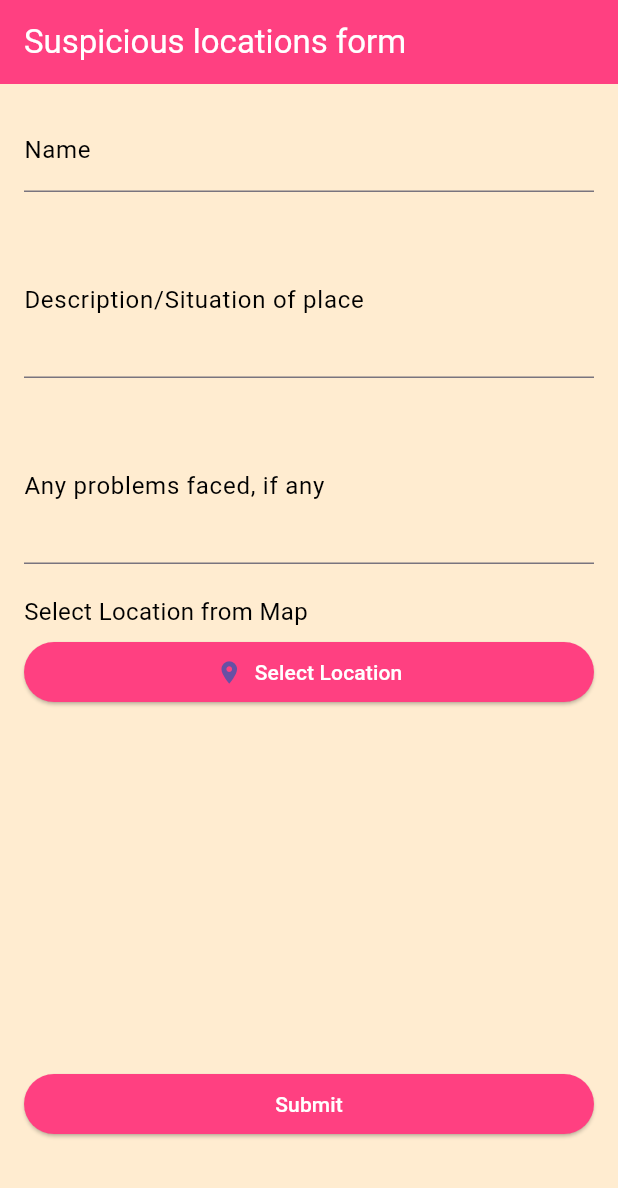
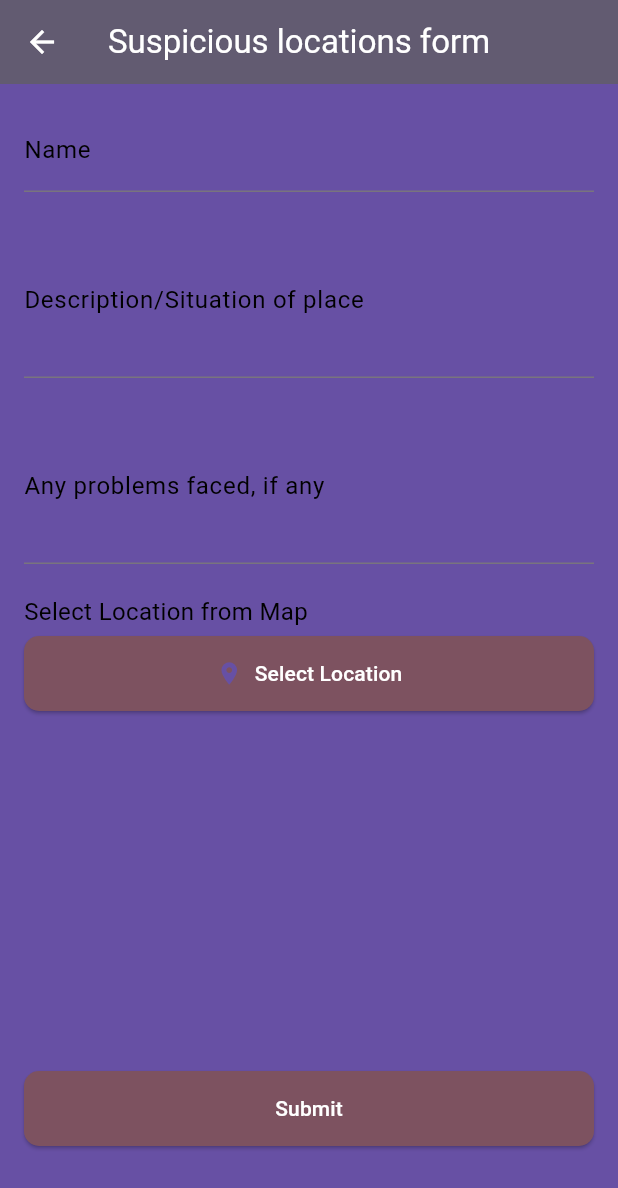
Before and after one commit to thisispriyanshu/saheli, a Flutter app: the SafeRoutesForm screen opened directly, on a phone screen of 412 x 824 dp. Shown: the top 1188 px of the screen. Run offline on Flutter 3.47's test engine with Material 3 defaults, Android fonts, the phone set to English and light mode, and no system bars; our stand-ins replace audioplayers, bloc, cached_network_image, carousel_slider, chat_bubbles, cloud_firestore and 28 more; missing offline and left inert: background_sms, cupertino_onboarding, flutter_phone_direct_caller, flutter_polyline_points, flutter_ringtone_player, flutter_sound and 4 more; accounts and stored records are empty; project files that could hold a hidden picture were left out.

Commit message:
updated submit form

```diff
--- a/frontend/saheli_app/lib/widgets/SOSStorage/SubmitForm.dart
+++ b/frontend/saheli_app/lib/widgets/SOSStorage/SubmitForm.dart
@@ -10,14 +10,16 @@
   @override
   Widget build(BuildContext context) {
     return Scaffold(
-      backgroundColor: Color.fromARGB(255, 255, 236, 208),
+      backgroundColor: Theme.of(context).colorScheme.primary,
       appBar: AppBar(
-        backgroundColor: Colors.pinkAccent,
-        title: Text('Suspicious locations form', style: TextStyle(color: Colors.white),),
-        automaticallyImplyLeading: false,
+        iconTheme: const IconThemeData(
+          color: Colors.white
+        ),
+        backgroundColor: Theme.of(context).colorScheme.secondary,
+        title: const Text('Suspicious locations form', style: TextStyle(color: Colors.white),),
       ),
       body: SingleChildScrollView(
-        padding: EdgeInsets.all(16.0),
+        padding: const EdgeInsets.all(16.0),
         child: Column(
           crossAxisAlignment: CrossAxisAlignment.stretch,
           children: [
@@ -25,31 +27,31 @@
 
               controller: _nameController,
 
-              decoration: InputDecoration(labelText: 'Name',labelStyle: TextStyle(color: Colors.black),focusedBorder: OutlineInputBorder(
+              decoration: const InputDecoration(labelText: 'Name',labelStyle: TextStyle(color: Colors.black),focusedBorder: OutlineInputBorder(
                 borderSide: BorderSide(color: Colors.black),
               ),),
 
             ),
-            SizedBox(height: 20.0),
+            const SizedBox(height: 20.0),
             TextFormField(
               controller: _descriptionController,
-              decoration: InputDecoration(labelText: 'Description/Situation of place',labelStyle: TextStyle(color: Colors.black),focusedBorder: OutlineInputBorder(
+              decoration: const InputDecoration(labelText: 'Description/Situation of place',labelStyle: TextStyle(color: Colors.black),focusedBorder: OutlineInputBorder(
                 borderSide: BorderSide(color: Colors.black),
               ),),
               maxLines: 3,
             ),
-            SizedBox(height: 20.0),
+            const SizedBox(height: 20.0),
             TextFormField(
               controller: _situationController,
-              decoration: InputDecoration(labelText: 'Any problems faced, if any',labelStyle: TextStyle(color: Colors.black),focusedBorder: OutlineInputBorder(
+              decoration: const InputDecoration(labelText: 'Any problems faced, if any',labelStyle: TextStyle(color: Colors.black),focusedBorder: OutlineInputBorder(
                 borderSide: BorderSide(color: Colors.black),
               ),),
 
               maxLines: 3,
             ),
-            SizedBox(height: 20.0),
-            Text('Select Location from Map', style: TextStyle(color: Colors.black, fontSize: 16),),
-            SizedBox(height: 5.0),
+            const SizedBox(height: 20.0),
+            const Text('Select Location from Map', style: TextStyle(color: Colors.black, fontSize: 16),),
+            const SizedBox(height: 5.0),
             ElevatedButton.icon(
               onPressed: () {
                 Navigator.push(
@@ -59,25 +61,34 @@
                   ),
                 );
               },
-              icon: Icon(Icons.place),
-              label: Text(
+              icon: const Icon(Icons.place),
+              label: const Text(
                 'Select Location',
                 style: TextStyle(color: Colors.white),
               ),
-              style: ButtonStyle(
-                backgroundColor: MaterialStateProperty.all<Color>(Colors.pinkAccent),
-                padding: MaterialStateProperty.all<EdgeInsetsGeometry>(
-                  EdgeInsets.symmetric(vertical: 8.0),
+              style: ElevatedButton.styleFrom(
+                backgroundColor: Theme.of(context).colorScheme.tertiary,
+                padding: const EdgeInsets.symmetric(
+                    horizontal: 25, vertical: 15),
+                shape: RoundedRectangleBorder(
+                  borderRadius: BorderRadius.circular(10),
                 ),
               ),
             ),
-            SizedBox(height: 240.0),
+            const SizedBox(height: 240.0),
             ElevatedButton(
-              style: ButtonStyle(backgroundColor: MaterialStateProperty.all<Color>(Colors.pinkAccent),),
+              style: ElevatedButton.styleFrom(
+                backgroundColor: Theme.of(context).colorScheme.tertiary,
+                padding: const EdgeInsets.symmetric(
+                    horizontal: 25, vertical: 15),
+                shape: RoundedRectangleBorder(
+                  borderRadius: BorderRadius.circular(10),
+                ),
+              ),
               onPressed: () {
                 _submitForm(context);
               },
-              child: Text('Submit', style: TextStyle(color: Colors.white),),),
+              child: const Text('Submit', style: TextStyle(color: Colors.white),),),
 
           ],
         ),
@@ -94,14 +105,14 @@
       context: context,
       builder: (BuildContext context) {
         return AlertDialog(
-          title: Text('Form Submitted'),
-          content: Text('Suspicous location details have been submitted successfully. Thank you for helping Saheli make women stronger and safer!'),
+          title: const Text('Form Submitted'),
+          content: const Text('Suspicous location details have been submitted successfully. Thank you for helping Saheli make women stronger and safer!'),
           actions: [
             TextButton(
               onPressed: () {
                 Navigator.of(context).pop();
               },
-              child: Text('OK'),
+              child: const Text('OK'),
             ),
           ],
         );
@@ -124,36 +135,36 @@
   Widget build(BuildContext context) {
     return Scaffold(
       appBar: AppBar(
-        title: Text('Submit suspicous locations'),
+        title: const Text('Submit suspicous locations'),
       ),
       body: Padding(
         padding: const EdgeInsets.all(18.0),
         child: Column(mainAxisAlignment: MainAxisAlignment.center, children: [
-          Text(
+          const Text(
             'Enter your location',
             style: TextStyle(fontSize: 40),
           ),
-          SizedBox(
+          const SizedBox(
             height: 30,
           ),
           TextField(
             controller: latController,
-            decoration: InputDecoration(
+            decoration: const InputDecoration(
               border: OutlineInputBorder(),
               labelText: 'latitude',
             ),
           ),
-          SizedBox(
+          const SizedBox(
             height: 20,
           ),
           TextField(
             controller: lngController,
-            decoration: InputDecoration(
+            decoration: const InputDecoration(
               border: OutlineInputBorder(),
               labelText: 'longitude',
             ),
           ),
-          SizedBox(
+          const SizedBox(
             height: 20,
           ),
           Container(
@@ -163,7 +174,7 @@
                   Navigator.of(context).push(MaterialPageRoute(
                       builder: (context) => MapPicker()));
                 },
-                child: Text('Get Directions')),
+                child: const Text('Get Directions')),
           ),
         ]),
       ),
```
